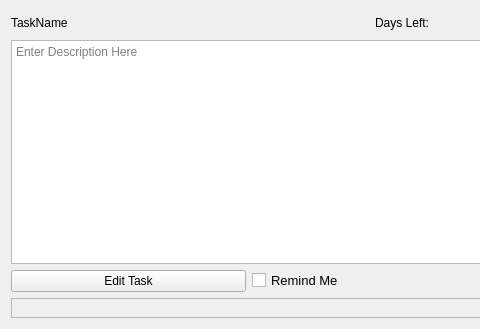
Mulukulum/Amberia, file Codebase/GUI/UI_Files/TaskWidget.ui: the form before one commit; both pictures show x 0 to 480 and y 0 to 329 of the 874 by 329 pixel window.
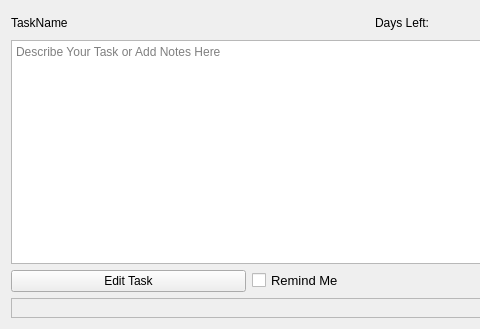
The form after the commit.

Commit message: Increased the task edit size and changed title edit to line edit

The edit to the form file:
```diff
--- a/Codebase/GUI/UI_Files/TaskWidget.ui
+++ b/Codebase/GUI/UI_Files/TaskWidget.ui
@@ -50,7 +50,7 @@
 &lt;p style=&quot;-qt-paragraph-type:empty; margin-top:0px; margin-bottom:0px; margin-left:0px; margin-right:0px; -qt-block-indent:0; text-indent:0px;&quot;&gt;&lt;br /&gt;&lt;/p&gt;&lt;/body&gt;&lt;/html&gt;</string>
      </property>
      <property name="placeholderText">
-      <string>Enter Description Here</string>
+      <string>Describe Your Task or Add Notes Here</string>
      </property>
     </widget>
    </item>
```
The commit also changes 3 other files.
